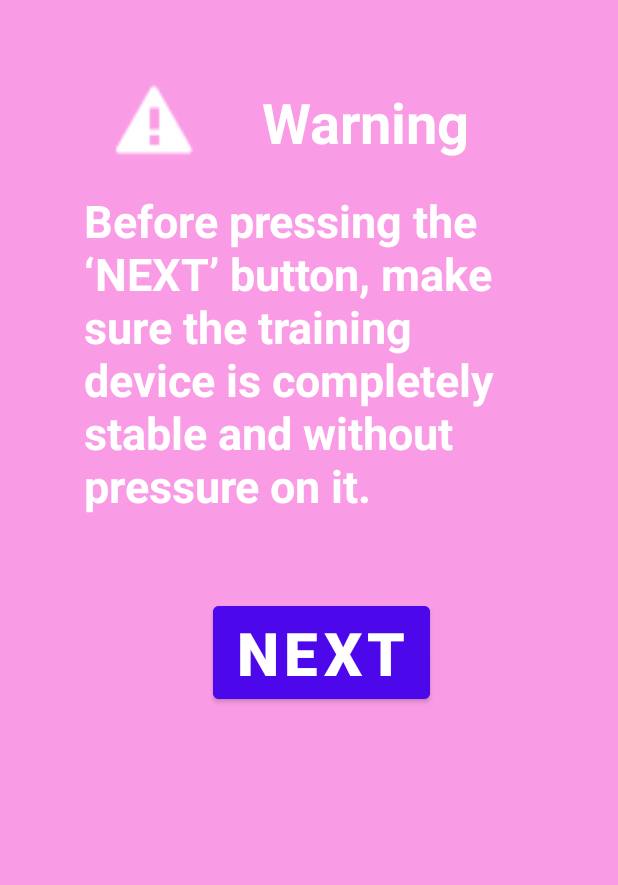
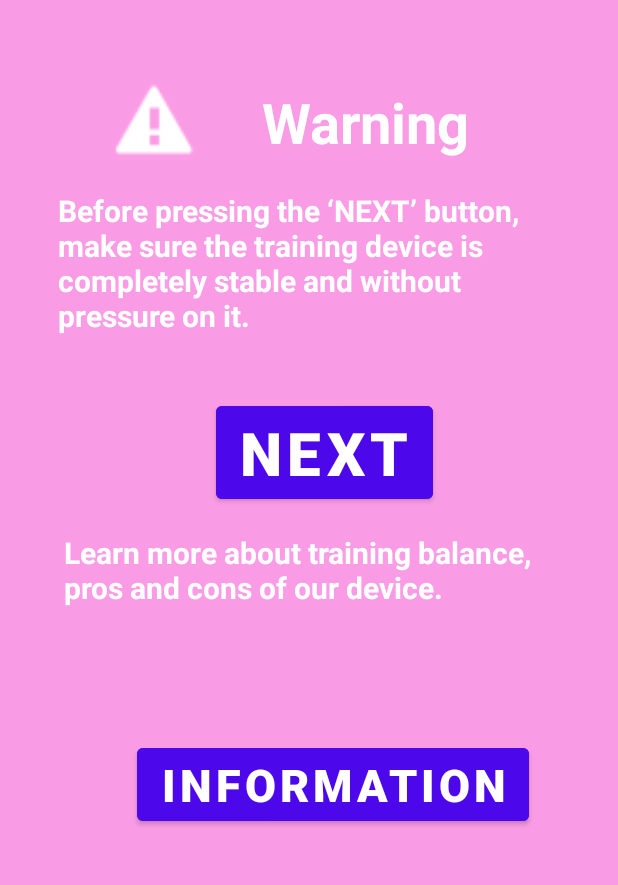
Before and after one commit to arnaumolins/flaminGoes, an Android app: the WarningActivity screen opened directly, with no data from a screen before it, on a phone screen of 412 x 824 dp, the part 179-1064 px from its top. Run offline under Robolectric (Android 15) with nearby library versions, the light colour scheme and no system bars.

Commit message:
Controlling levels and information done. (Borders and reward counter must be done.)

```diff
--- a/app/src/main/AndroidManifest.xml
+++ b/app/src/main/AndroidManifest.xml
@@ -9,6 +9,9 @@
         android:roundIcon="@mipmap/ic_launcher_round"
         android:supportsRtl="true"
         android:theme="@style/Theme.FlaminGoes">
+        <activity
+            android:name=".InformationActivity"
+            android:exported="true" />
         <activity
             android:name=".GameOver"
             android:exported="true" />
--- a/app/src/main/java/github/com/arnaumolins/flamingoes/WarningActivity.java
+++ b/app/src/main/java/github/com/arnaumolins/flamingoes/WarningActivity.java
@@ -13,7 +13,7 @@ import android.widget.Toast;
 public class WarningActivity extends AppCompatActivity implements View.OnClickListener {
 
     private TextView banner3;
-    private Button play;
+    private Button play, info;
 
     @Override
     protected void onCreate(Bundle savedInstanceState) {
@@ -24,6 +24,8 @@ public class WarningActivity extends AppCompatActivity implements View.OnClickLi
         banner3.setOnClickListener(this);
         play = (Button) findViewById(R.id.playButton);
         play.setOnClickListener(this);
+        info = (Button) findViewById(R.id.infoButton);
+        info.setOnClickListener(this);
     }
 
     @Override
@@ -33,8 +35,11 @@ public class WarningActivity extends AppCompatActivity implements View.OnClickLi
                 startActivity(new Intent(this, MainActivity.class));
                 break;
             case R.id.playButton:
-                Toast.makeText(WarningActivity.this, "Game starting now!", Toast.LENGTH_LONG).show();
                 startActivity(new Intent(this, GameActivity.class));
+                break;
+            case R.id.infoButton:
+                startActivity(new Intent(this, InformationActivity.class));
+                break;
         }
     }
 }
--- a/app/src/main/res/layout/activity_game.xml
+++ b/app/src/main/res/layout/activity_game.xml
@@ -42,7 +42,7 @@
                     android:id="@+id/counterReward"
                     android:layout_width="wrap_content"
                     android:layout_height="wrap_content"
-                    android:text=" x 0"
+                    android:text="x 0"
                     android:textColor="@color/white"
                     android:textSize="30sp" />
             </LinearLayout>
--- a/app/src/main/res/layout/activity_warning.xml
+++ b/app/src/main/res/layout/activity_warning.xml
@@ -38,15 +38,15 @@
 
     <TextView
         android:id="@+id/textWarning"
-        android:layout_width="299dp"
-        android:layout_height="235dp"
-        android:layout_marginStart="56dp"
+        android:layout_width="335dp"
+        android:layout_height="106dp"
         android:layout_marginTop="20dp"
         android:layout_weight="1"
         android:text="Before pressing the ‘NEXT’ button, make sure the training device is completely stable and without pressure on it."
         android:textColor="@color/white"
-        android:textSize="30sp"
+        android:textSize="20sp"
         android:textStyle="bold"
+        app:layout_constraintEnd_toEndOf="parent"
         app:layout_constraintStart_toStartOf="parent"
         app:layout_constraintTop_toBottomOf="@+id/Warning" />
 
@@ -54,14 +54,14 @@
         android:id="@+id/playButton"
         android:layout_width="wrap_content"
         android:layout_height="wrap_content"
-        android:layout_marginTop="36dp"
+        android:layout_marginTop="32dp"
         android:backgroundTint="@color/primary"
         android:text="NEXT"
         android:textColor="@color/white"
         android:textSize="40sp"
         android:textStyle="bold"
         app:layout_constraintEnd_toEndOf="parent"
-        app:layout_constraintHorizontal_bias="0.531"
+        app:layout_constraintHorizontal_bias="0.539"
         app:layout_constraintStart_toStartOf="parent"
         app:layout_constraintTop_toBottomOf="@+id/textWarning" />
 
@@ -74,6 +74,36 @@
         app:layout_constraintStart_toStartOf="parent"
         app:layout_constraintTop_toBottomOf="@+id/banner3"
         app:srcCompat="@android:drawable/stat_sys_warning" />
+
+    <TextView
+        android:id="@+id/textView2"
+        android:layout_width="343dp"
+        android:layout_height="80dp"
+        android:layout_marginTop="16dp"
+        android:text="Learn more about training balance, pros and cons of our device."
+        android:textColor="@color/white"
+        android:textSize="20dp"
+        android:textStyle="bold"
+        app:layout_constraintEnd_toEndOf="parent"
+        app:layout_constraintHorizontal_bias="0.617"
+        app:layout_constraintStart_toStartOf="parent"
+        app:layout_constraintTop_toBottomOf="@+id/playButton" />
+
+    <Button
+        android:id="@+id/infoButton"
+        android:layout_width="wrap_content"
+        android:layout_height="wrap_content"
+        android:backgroundTint="@color/primary"
+        android:text="INFORMATION"
+        android:textColor="@color/white"
+        android:textSize="30dp"
+        android:textStyle="bold"
+        app:layout_constraintBottom_toBottomOf="parent"
+        app:layout_constraintEnd_toEndOf="parent"
+        app:layout_constraintHorizontal_bias="0.605"
+        app:layout_constraintStart_toStartOf="parent"
+        app:layout_constraintTop_toBottomOf="@+id/textView2"
+        app:layout_constraintVertical_bias="0.277" />
 
     <ProgressBar
         android:id="@+id/progressBar3"
```
Also changed, not shown: app/src/main/java/github/com/arnaumolins/flamingoes/GameActivity.java (+6 -2 lines), app/src/main/java/github/com/arnaumolins/flamingoes/GameOver.java (+9 -1 lines), app/src/main/java/github/com/arnaumolins/flamingoes/GameView.java (+16 -18 lines), app/src/main/java/github/com/arnaumolins/flamingoes/InformationActivity.java (added, +14 -0 lines), app/src/main/res/layout/activity_game_over.xml (+30 -0 lines), app/src/main/res/layout/activity_information.xml (added, +9 -0 lines).
